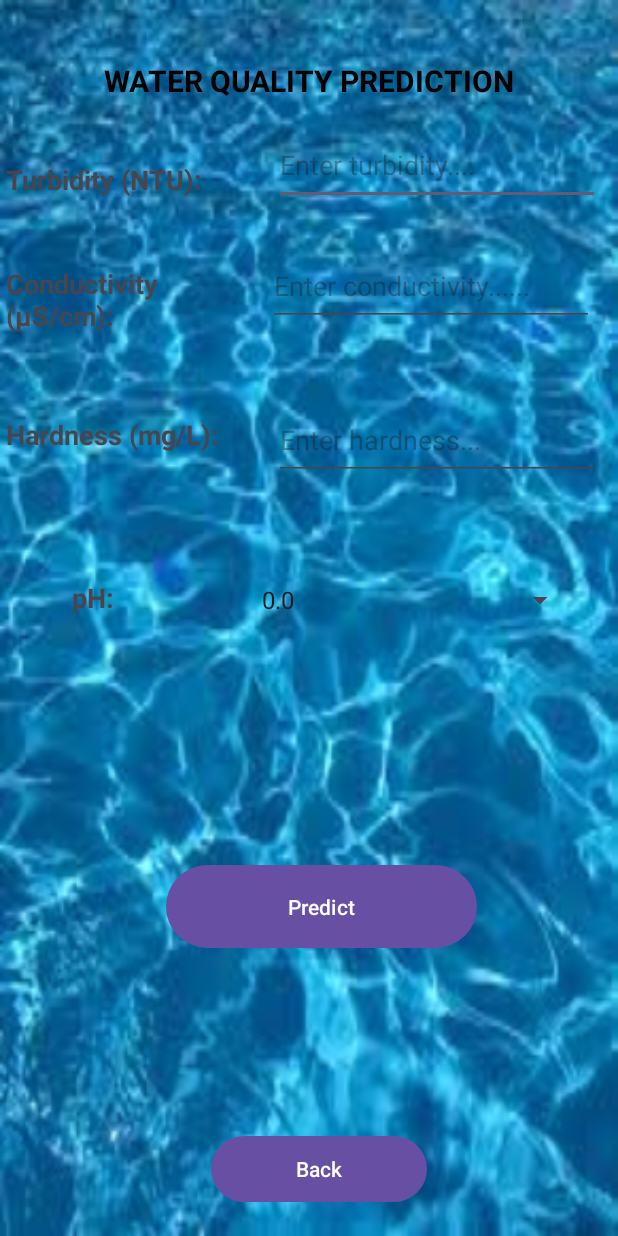
After one commit to oderatonny6967/Water-Quality, an Android app: the PredictActivity screen opened directly, with no data from a screen before it, on a phone screen of 412 x 824 dp. The commit adds this screen. Run offline under Robolectric (Android 15) with nearby library versions, the phone set to English and light mode, and no system bars.

Commit message:
fifth commit

```diff
--- a/app/src/main/AndroidManifest.xml
+++ b/app/src/main/AndroidManifest.xml
@@ -12,6 +12,9 @@
         android:supportsRtl="true"
         android:theme="@style/Theme.WaterQua"
         tools:targetApi="31">
+        <activity
+            android:name=".PredictActivity"
+            android:exported="false" />
         <activity
             android:name=".FeedbackActivity"
             android:exported="false" />
--- a/app/src/main/java/com/example/waterqua/FeedbackActivity.java
+++ b/app/src/main/java/com/example/waterqua/FeedbackActivity.java
@@ -1,35 +1,39 @@
 package com.example.waterqua;
+
 
 import android.content.Intent;
 import android.os.Bundle;
 import android.view.View;
 import android.widget.Button;
+import android.widget.EditText;
 import android.widget.RatingBar;
 import android.widget.TextView;
+import android.widget.Toast;
 
 import androidx.appcompat.app.AppCompatActivity;
 
 public class FeedbackActivity extends AppCompatActivity {
-    Button btn;
+    Button btn,btn1;
     TextView tvFeedback;
-    RatingBar tbstar;
-
+    RatingBar tstar;
+    EditText editTet;
     @Override
     protected void onCreate(Bundle savedInstanceState) {
         super.onCreate(savedInstanceState);
         setContentView(R.layout.activity_feedback);
+        btn1=findViewById(R.id.buttonsubmitfeedback);
         btn=findViewById(R.id.buttonbackfeedback);
         tvFeedback=findViewById(R.id.textfeedback);
-        tbstar=findViewById(R.id.ratingBar);
+        tstar =findViewById(R.id.ratingBar);
+        editTet=findViewById(R.id.editTextTextfeedback);
+        tstar.setOnRatingBarChangeListener(new RatingBar.OnRatingBarChangeListener() {
 
-        tbstar.setOnRatingBarChangeListener(new RatingBar.OnRatingBarChangeListener() {
             @Override
             public void onRatingChanged(RatingBar ratingBar, float rating, boolean fromUser) {
                 if(rating==0){
-
-                    tvFeedback.setText("Very Disatisfied");
+                    tvFeedback.setText("Very Dissatisfied");
                 } else if (rating==1) {
-                    tvFeedback.setText("Disatisfied");
+                    tvFeedback.setText("Dissatisfied");
                 }else if (rating==2 || rating==3  ) {
                     tvFeedback.setText("Ok");
                 }else if (rating==4) {
@@ -37,11 +41,38 @@ public class FeedbackActivity extends AppCompatActivity {
                 }else if (rating==5) {
                     tvFeedback.setText("Very Satisfied");
                 } else {
-
+                    tvFeedback.setText("Okay Good");
                 }
             }
         });
 
+        btn1.setOnClickListener(new View.OnClickListener() {
+            @Override
+            public void onClick(View v) {
+
+                float rating = tstar.getRating();  // Get the rating value (float)
+                String feedbackText = editTet.getText().toString().trim();  // Get text and trim
+
+                if (tvFeedback.length()==0 || 0== rating) {
+                    // Message or rating is blank
+                    Toast.makeText(FeedbackActivity.this, "Please provide feedback and a rating.", Toast.LENGTH_SHORT).show();
+                    return; // Don't proceed with email
+                }
+
+                Intent i = new Intent(Intent.ACTION_SEND);
+                i.setType("message/html");
+                i.putExtra(Intent.EXTRA_EMAIL,new String("xyz@gmail.com"));
+                i.putExtra(Intent.EXTRA_SUBJECT, "FEEDBACK FROM THE APP");
+                i.putExtra(Intent.EXTRA_TEXT,"Message:"+editTet.getText()+"\n\n Rating:\n"+tstar.getRating() );
+                try {
+                    startActivity(Intent.createChooser(i,"Please select email"));
+                }
+                catch (android.content.ActivityNotFoundException ex)
+                {
+                    Toast.makeText(FeedbackActivity.this, "There are no email clients ", Toast.LENGTH_SHORT).show();
+                }
+            }
+        });
         btn.setOnClickListener(new View.OnClickListener() {
             @Override
             public void onClick(View v) {
--- a/app/src/main/java/com/example/waterqua/HomeActivity.java
+++ b/app/src/main/java/com/example/waterqua/HomeActivity.java
@@ -29,10 +29,19 @@ public class HomeActivity extends AppCompatActivity {
         feedBack.setOnClickListener(new View.OnClickListener() {
             @Override
             public void onClick(View v) {
-                Toast.makeText(getApplicationContext(), "Hi  " + "welcome to the feedback page" , Toast.LENGTH_SHORT).show();
+
                 startActivity(new Intent(HomeActivity.this, FeedbackActivity.class));
             }
         });
+        CardView prediction1= findViewById(R.id.cardprediction);
+        prediction1.setOnClickListener(new View.OnClickListener() {
+            @Override
+            public void onClick(View v) {
+
+                startActivity(new Intent(HomeActivity.this, PredictActivity.class));
+            }
+        });
+
 
     }
 
--- /dev/null
+++ b/app/src/main/java/com/example/waterqua/PredictActivity.java
@@ -0,0 +1,26 @@
+package com.example.waterqua;
+
+import android.content.Intent;
+import android.os.Bundle;
+import android.view.View;
+import android.widget.Button;
+
+import androidx.appcompat.app.AppCompatActivity;
+
+public class PredictActivity extends AppCompatActivity {
+    Button btnpred;
+
+    @Override
+    protected void onCreate(Bundle savedInstanceState) {
+        super.onCreate(savedInstanceState);
+        setContentView(R.layout.activity_predict);
+
+        btnpred=findViewById(R.id.predictionback);
+        btnpred.setOnClickListener(new View.OnClickListener() {
+            @Override
+            public void onClick(View v) {
+                startActivity(new Intent(PredictActivity.this, HomeActivity.class));
+            }
+        });
+    }
+}
--- a/app/src/main/res/layout/activity_feedback.xml
+++ b/app/src/main/res/layout/activity_feedback.xml
@@ -95,10 +95,13 @@
         android:layout_marginLeft="30dp"
         android:layout_marginRight="30dp"
         android:layout_marginBottom="192dp"
-        android:background="@color/material_dynamic_neutral95"
+        android:background="@android:color/white"
         android:ems="4"
+        android:outlineProvider="bounds"
+        android:outlineSpotShadowColor="@color/black"
         android:gravity="start|top"
         android:hint="Enter your feedback"
+        android:textColor="@android:color/black"
         android:inputType="textMultiLine"
         android:padding="10dp"
         app:layout_constraintBottom_toBottomOf="@+id/buttonbackfeedback"
--- a/app/src/main/res/layout/activity_home.xml
+++ b/app/src/main/res/layout/activity_home.xml
@@ -25,7 +25,7 @@
         android:rowCount="2">
 
         <androidx.cardview.widget.CardView
-            android:id="@+id/prediction"
+            android:id="@+id/cardprediction"
             android:layout_width="wrap_content"
             android:layout_height="wrap_content"
             android:layout_row="0"
--- /dev/null
+++ b/app/src/main/res/layout/activity_predict.xml
@@ -0,0 +1,161 @@
+<?xml version="1.0" encoding="utf-8"?>
+<androidx.constraintlayout.widget.ConstraintLayout xmlns:android="http://schemas.android.com/apk/res/android"
+    xmlns:app="http://schemas.android.com/apk/res-auto"
+    xmlns:tools="http://schemas.android.com/tools"
+    android:layout_width="match_parent"
+    android:background="@drawable/background1"
+    android:layout_height="match_parent"
+    tools:context=".PredictActivity">
+
+    <TextView
+        android:id="@+id/titleprediction"
+        android:layout_width="wrap_content"
+        android:layout_height="wrap_content"
+        android:layout_centerHorizontal="true"
+        android:layout_margin="12dp"
+        android:text="WATER QUALITY PREDICTION"
+        android:textColor="@color/black"
+        android:textSize="20dp"
+        android:textStyle="bold"
+        app:layout_constraintBottom_toBottomOf="parent"
+        app:layout_constraintEnd_toEndOf="parent"
+        app:layout_constraintStart_toStartOf="parent"
+        app:layout_constraintTop_toTopOf="parent"
+        app:layout_constraintVertical_bias="0.036" />
+
+
+    <TextView
+        android:id="@+id/textViewTurbidity"
+        android:layout_width="wrap_content"
+        android:layout_height="wrap_content"
+        android:layout_marginLeft="4dp"
+        android:layout_marginTop="40dp"
+        android:text="Turbidity (NTU):"
+        android:textSize="18sp"
+        android:textStyle="bold"
+        app:layout_constraintLeft_toLeftOf="parent"
+        app:layout_constraintTop_toBottomOf="@id/titleprediction" />
+
+    <EditText
+        android:id="@+id/editTextTurbidity"
+        android:layout_width="217dp"
+        android:layout_height="53dp"
+        android:layout_marginTop="16dp"
+        android:layout_marginEnd="12dp"
+        android:inputType="numberDecimal"
+        android:hint="Enter turbidity...."
+        app:layout_constraintBottom_toBottomOf="parent"
+        app:layout_constraintEnd_toEndOf="parent"
+        app:layout_constraintLeft_toRightOf="@id/textViewTurbidity"
+        app:layout_constraintTop_toBottomOf="@id/titleprediction"
+        app:layout_constraintVertical_bias="0.0" />
+
+    <TextView
+        android:id="@+id/textViewConductivity"
+        android:layout_width="139dp"
+        android:layout_height="55dp"
+        android:layout_marginLeft="4dp"
+        android:layout_marginTop="40dp"
+        android:text="Conductivity (μS/cm):"
+        android:textSize="18sp"
+        android:textStyle="bold"
+        app:layout_constraintLeft_toLeftOf="parent"
+        app:layout_constraintTop_toBottomOf="@id/editTextTurbidity" />
+
+    <EditText
+        android:id="@+id/editTextConductivity"
+        android:layout_width="217dp"
+        android:layout_height="53dp"
+        android:layout_marginTop="4dp"
+        android:layout_marginEnd="16dp"
+        android:hint="Enter conductivity......"
+        android:inputType="numberDecimal"
+        app:layout_constraintBottom_toBottomOf="parent"
+        app:layout_constraintEnd_toEndOf="parent"
+        app:layout_constraintLeft_toRightOf="@id/textViewConductivity"
+        app:layout_constraintTop_toBottomOf="@id/editTextTurbidity"
+        app:layout_constraintVertical_bias="0.037" />
+
+    <TextView
+        android:id="@+id/textViewHardness"
+        android:layout_width="wrap_content"
+        android:layout_height="wrap_content"
+        android:layout_marginLeft="4dp"
+        android:layout_marginTop="60dp"
+        android:text="Hardness (mg/L):"
+        android:textSize="18sp"
+        android:textStyle="bold"
+        app:layout_constraintLeft_toLeftOf="parent"
+        app:layout_constraintTop_toBottomOf="@id/editTextConductivity" />
+
+    <EditText
+        android:id="@+id/editTextHardness"
+        android:layout_width="217dp"
+        android:layout_height="53dp"
+        android:layout_marginLeft="92dp"
+        android:layout_marginTop="28dp"
+        android:layout_marginEnd="12dp"
+        android:hint="Enter hardness..."
+        android:inputType="numberDecimal"
+        app:layout_constraintBottom_toBottomOf="parent"
+        app:layout_constraintEnd_toEndOf="parent"
+        app:layout_constraintLeft_toRightOf="@id/textViewHardness"
+        app:layout_constraintTop_toBottomOf="@id/editTextConductivity"
+        app:layout_constraintVertical_bias="0.04" />
+
+    <TextView
+        android:id="@+id/textViewPH"
+        android:layout_width="92dp"
+        android:layout_height="53dp"
+        android:layout_marginLeft="48dp"
+        android:layout_marginTop="150dp"
+        android:text="pH:"
+        android:textSize="18sp"
+        android:textStyle="bold"
+        app:layout_constraintBottom_toBottomOf="parent"
+        app:layout_constraintEnd_toEndOf="parent"
+        app:layout_constraintHorizontal_bias="0.0"
+        app:layout_constraintLeft_toLeftOf="parent"
+        app:layout_constraintStart_toStartOf="parent"
+        app:layout_constraintTop_toBottomOf="@id/editTextConductivity"
+        app:layout_constraintVertical_bias="0.047" />
+
+    <Spinner
+        android:id="@+id/spinnerPH"
+        android:layout_width="217dp"
+        android:layout_height="53dp"
+        android:layout_marginLeft="100dp"
+        android:layout_marginTop="156dp"
+        android:layout_marginEnd="28dp"
+        android:entries="@array/ph_values"
+        app:layout_constraintBottom_toBottomOf="parent"
+        app:layout_constraintEnd_toEndOf="parent"
+        app:layout_constraintLeft_toRightOf="@id/textViewPH"
+        app:layout_constraintTop_toBottomOf="@id/editTextConductivity"
+        app:layout_constraintVertical_bias="0.0" />
+
+    <Button
+        android:id="@+id/predictbutton"
+        android:layout_width="207dp"
+        android:layout_height="63dp"
+        android:layout_marginBottom="188dp"
+        android:text="Predict"
+        app:layout_constraintBottom_toBottomOf="parent"
+        app:layout_constraintEnd_toEndOf="parent"
+        app:layout_constraintHorizontal_bias="0.54"
+        app:layout_constraintStart_toStartOf="parent" />
+
+    <Button
+        android:id="@+id/predictionback"
+        android:layout_width="144dp"
+        android:layout_height="52dp"
+        android:text="Back"
+        app:layout_constraintBottom_toBottomOf="parent"
+        app:layout_constraintEnd_toEndOf="parent"
+        app:layout_constraintHorizontal_bias="0.524"
+        app:layout_constraintStart_toStartOf="parent"
+        app:layout_constraintTop_toTopOf="parent"
+        app:layout_constraintVertical_bias="0.976" />
+
+
+</androidx.constraintlayout.widget.ConstraintLayout>
--- a/app/src/main/res/layout/activity_splash.xml
+++ b/app/src/main/res/layout/activity_splash.xml
@@ -147,7 +147,7 @@
         android:text="Get Started"
         app:layout_constraintBottom_toBottomOf="parent"
         app:layout_constraintEnd_toEndOf="parent"
-        app:layout_constraintHorizontal_bias="0.273"
-        app:layout_constraintStart_toStartOf="@+id/title" />
+        app:layout_constraintHorizontal_bias="0.482"
+        app:layout_constraintStart_toStartOf="parent" />
 
 </androidx.constraintlayout.widget.ConstraintLayout>
--- /dev/null
+++ b/app/src/main/res/values/ph_values.xml
@@ -0,0 +1,15 @@
+<?xml version="1.0" encoding="utf-8"?>
+<resources>
+    <string-array name="ph_values">
+        <item>0.0</item>
+        <item>0.1</item>
+        <item>0.2</item>
+        <item>0.3</item>
+        <item>0.4</item>
+        <item>0.5</item>
+        <item>0.6</item>
+        <item>0.7</item>
+        <item>0.8</item>
+        <item>0.9</item>
+    </string-array>
+</resources>
--- a/build.gradle.kts
+++ b/build.gradle.kts
@@ -1,5 +1,5 @@
 // Top-level build file where you can add configuration options common to all sub-projects/modules.
 
 plugins {
-    id("com.android.application") version "8.1.4" apply false
+    id("com.android.application") version "8.2.2" apply false
 }
```
Also changed, not shown: gradle/wrapper/gradle-wrapper.properties.
